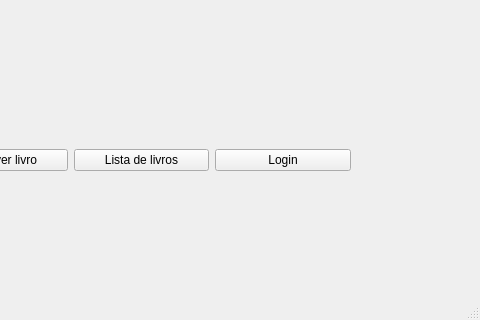
This is mainwindow.ui in Winicios22/Gbiblioteca as Qt 5 draws it before an edit; both pictures show x 320 to 800 and y 280 to 600 of the 800 by 600 pixel window. The edited form follows.
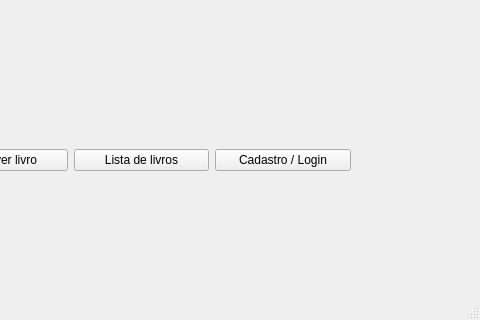
This is the edited form. Icons and pictures are not drawn.

The edit to the form file:
```diff
--- a/mainwindow.ui
+++ b/mainwindow.ui
@@ -48,7 +48,7 @@
      <item>
       <widget class="QPushButton" name="pushButton_4">
        <property name="text">
-        <string>Login</string>
+        <string>Cadastro / Login</string>
        </property>
       </widget>
      </item>
```
